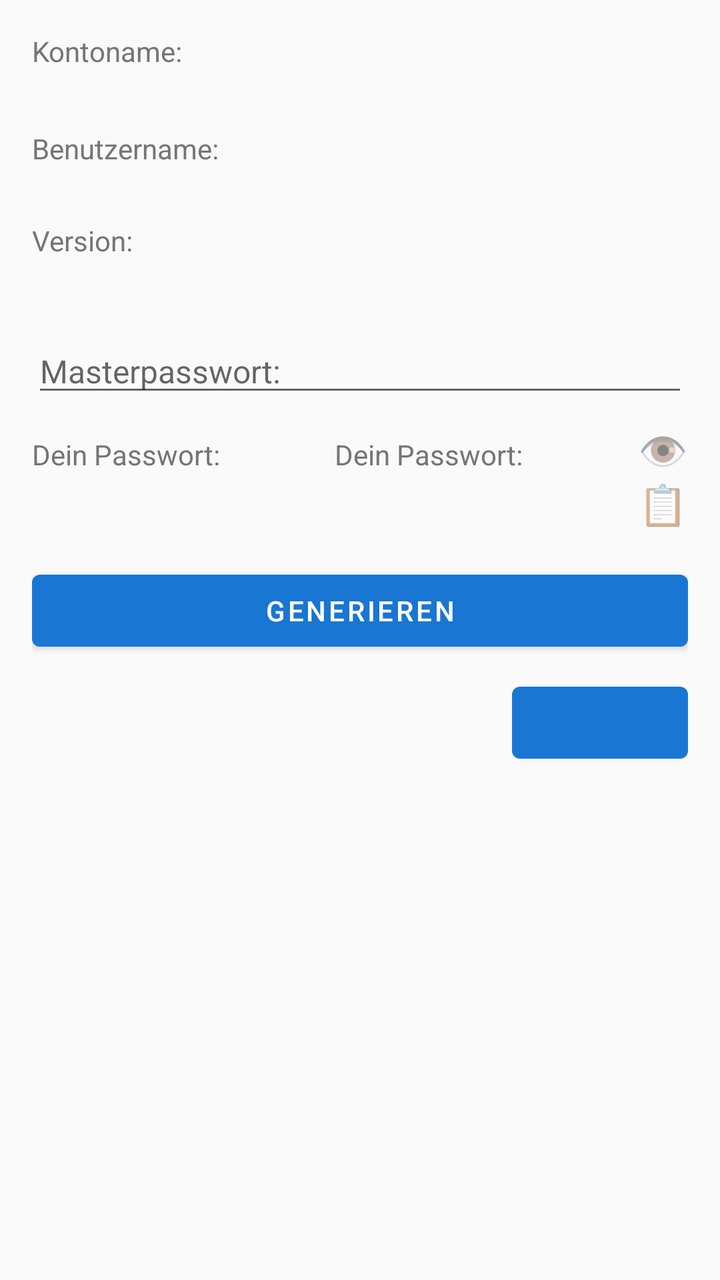
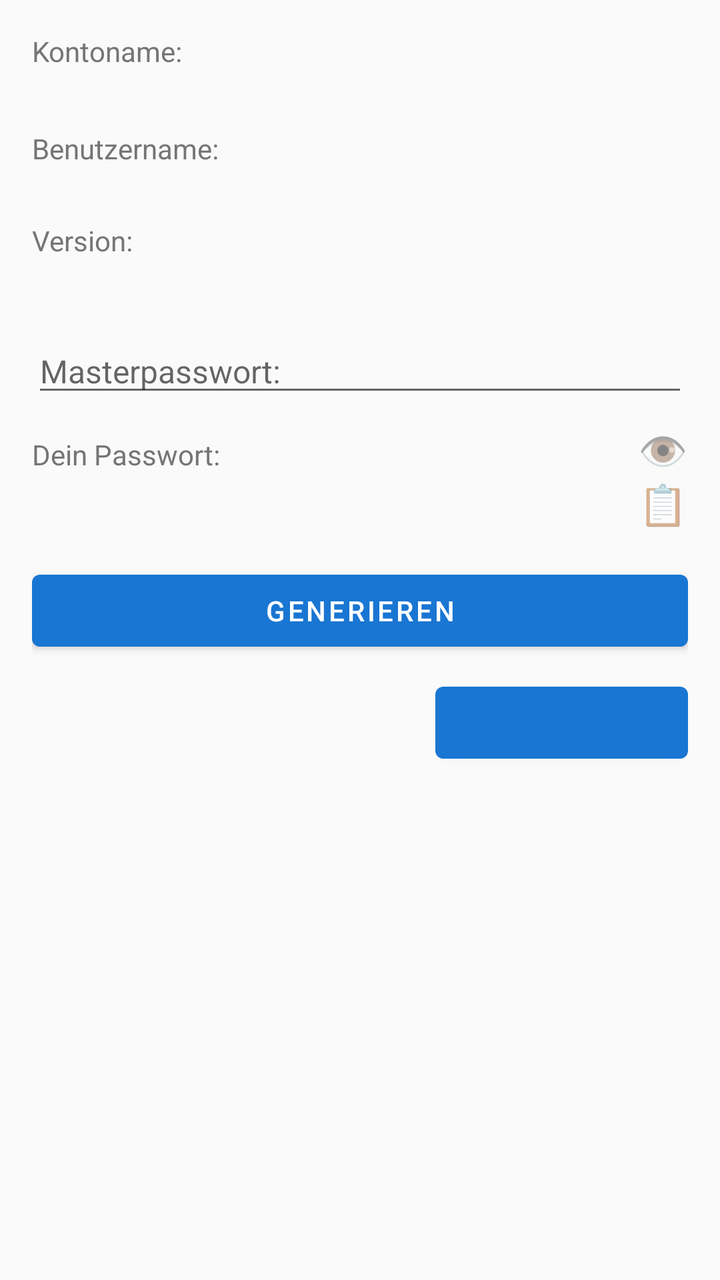

The first picture is an Android layout as it rendered before a commit; the second is the same layout after the commit. The layout source and the unified diff follow.
<!-- AndroidManifest.xml: application theme AppTheme -->
<!-- res/layout/dialog_generate.xml -->
<?xml version="1.0" encoding="utf-8"?>
<LinearLayout xmlns:android="http://schemas.android.com/apk/res/android"
    android:layout_width="match_parent"
    android:layout_height="wrap_content"
    android:orientation="vertical"
    android:padding="16dp">

    <TextView
        android:layout_width="wrap_content"
        android:layout_height="wrap_content"
        android:text="@string/account_name_label"
        android:textSize="14sp"
        android:textColor="@color/colorCardSubtext" />

    <TextView
        android:id="@+id/dialog_account_name"
        android:layout_width="wrap_content"
        android:layout_height="wrap_content"
        android:textSize="16sp"
        android:textStyle="bold" />

    <TextView
        android:id="@+id/dialog_username_label"
        android:layout_width="wrap_content"
        android:layout_height="wrap_content"
        android:layout_marginTop="8dp"
        android:text="@string/username_label"
        android:textSize="14sp"
        android:textColor="@color/colorCardSubtext" />

    <TextView
        android:id="@+id/dialog_username"
        android:layout_width="wrap_content"
        android:layout_height="wrap_content"
        android:textSize="14sp" />

    <TextView
        android:id="@+id/dialog_version_label"
        android:layout_width="wrap_content"
        android:layout_height="wrap_content"
        android:layout_marginTop="8dp"
        android:text="@string/version_label"
        android:textSize="14sp"
        android:textColor="@color/colorCardSubtext" />

    <TextView
        android:id="@+id/dialog_version"
        android:layout_width="wrap_content"
        android:layout_height="wrap_content"
        android:textSize="14sp" />

    <EditText
        android:id="@+id/editText_masterpassword"
        android:layout_width="match_parent"
        android:layout_height="wrap_content"
        android:layout_marginTop="16dp"
        android:hint="@string/master_password_label"
        android:inputType="textPassword"
        android:importantForAutofill="no"
        android:textSize="16sp" />

    <LinearLayout
        android:layout_width="match_parent"
        android:layout_height="wrap_content"
        android:orientation="horizontal"
        android:layout_marginTop="8dp">

        <TextView
            android:layout_width="0dp"
            android:layout_height="wrap_content"
            android:layout_weight="1"
            android:text="@string/your_password_label"
            android:textSize="14sp"
            android:textColor="@color/colorCardSubtext" />

        <TextView
            android:layout_width="0dp"
            android:layout_height="wrap_content"
            android:layout_weight="1"
            android:text="@string/your_password_label"
            android:textSize="14sp"
            android:textColor="@color/colorCardSubtext" />

        <TextView
            android:id="@+id/btn_visibility"
            android:layout_width="wrap_content"
            android:layout_height="wrap_content"
            android:text="👁"
            android:textSize="20sp"
            android:clickable="true"
            android:focusable="true"
            android:background="?android:attr/selectableItemBackground"
            android:contentDescription="Toggle visibility" />
    </LinearLayout>

    <LinearLayout
        android:layout_width="match_parent"
        android:layout_height="wrap_content"
        android:orientation="horizontal">

        <TextView
            android:id="@+id/textPassword"
            android:layout_width="0dp"
            android:layout_height="wrap_content"
            android:layout_weight="1"
            android:textSize="18sp"
            android:textStyle="bold"
            android:singleLine="true" />

        <TextView
            android:id="@+id/btn_copy"
            android:layout_width="wrap_content"
            android:layout_height="wrap_content"
            android:text="📋"
            android:textSize="20sp"
            android:clickable="true"
            android:focusable="true"
            android:background="?android:attr/selectableItemBackground"
            android:contentDescription="Copy to clipboard" />
    </LinearLayout>

    <Button
        android:id="@+id/btn_generate"
        android:layout_width="match_parent"
        android:layout_height="wrap_content"
        android:layout_marginTop="16dp"
        android:text="@string/generate" />

    <Button
        android:id="@+id/btn_done"
        android:layout_width="wrap_content"
        android:layout_height="wrap_content"
        android:layout_gravity="end"
        android:layout_marginTop="8dp"
        android:text="@string/done"
        android:textColor="@color/colorPrimary" />
</LinearLayout>
<!-- resources referenced by this layout -->
<resources>
  <color name="colorCardSubtext">#757575</color>
  <color name="colorPrimary">#1976D2</color>
  <string name="account_name_label">Kontoname:</string>
  <string name="done">FERTIG</string>
  <string name="generate">GENERIEREN</string>
  <string name="master_password_label">Masterpasswort:</string>
  <string name="username_label">Benutzername:</string>
  <string name="version_label">Version:</string>
  <string name="your_password_label">Dein Passwort:</string>
  <style name="AppTheme" parent="Theme.MaterialComponents.Light.DarkActionBar">
          <item name="colorPrimary">@color/colorPrimary</item>
          <item name="colorPrimaryDark">@color/colorPrimaryDark</item>
          <item name="colorAccent">@color/colorAccent</item>
          <item name="android:windowBackground">@color/colorBackground</item>
      </style>
  <color name="colorPrimaryDark">#1565C0</color>
  <color name="colorAccent">#FF4081</color>
  <color name="colorBackground">#FAFAFA</color>
</resources>

<!-- the commit's change to res/layout/dialog_generate.xml (unified diff, before → after) -->
@@ -74,14 +74,6 @@
             android:textColor="@color/colorCardSubtext" />
 
         <TextView
-            android:layout_width="0dp"
-            android:layout_height="wrap_content"
-            android:layout_weight="1"
-            android:text="@string/your_password_label"
-            android:textSize="14sp"
-            android:textColor="@color/colorCardSubtext" />
-
-        <TextView
             android:id="@+id/btn_visibility"
             android:layout_width="wrap_content"
             android:layout_height="wrap_content"
@@ -132,6 +124,6 @@
         android:layout_height="wrap_content"
         android:layout_gravity="end"
         android:layout_marginTop="8dp"
-        android:text="@string/done"
+        android:text="@string/close"
         android:textColor="@color/colorPrimary" />
 </LinearLayout>
<!-- resource entries referenced after the edit -->
@@ -3,7 +3,7 @@
   <color name="colorCardSubtext">#757575</color>
   <color name="colorPrimary">#1976D2</color>
   <string name="account_name_label">Kontoname:</string>
-  <string name="done">FERTIG</string>
+  <string name="close">Schließen</string>
   <string name="generate">GENERIEREN</string>
   <string name="master_password_label">Masterpasswort:</string>
   <string name="username_label">Benutzername:</string>
